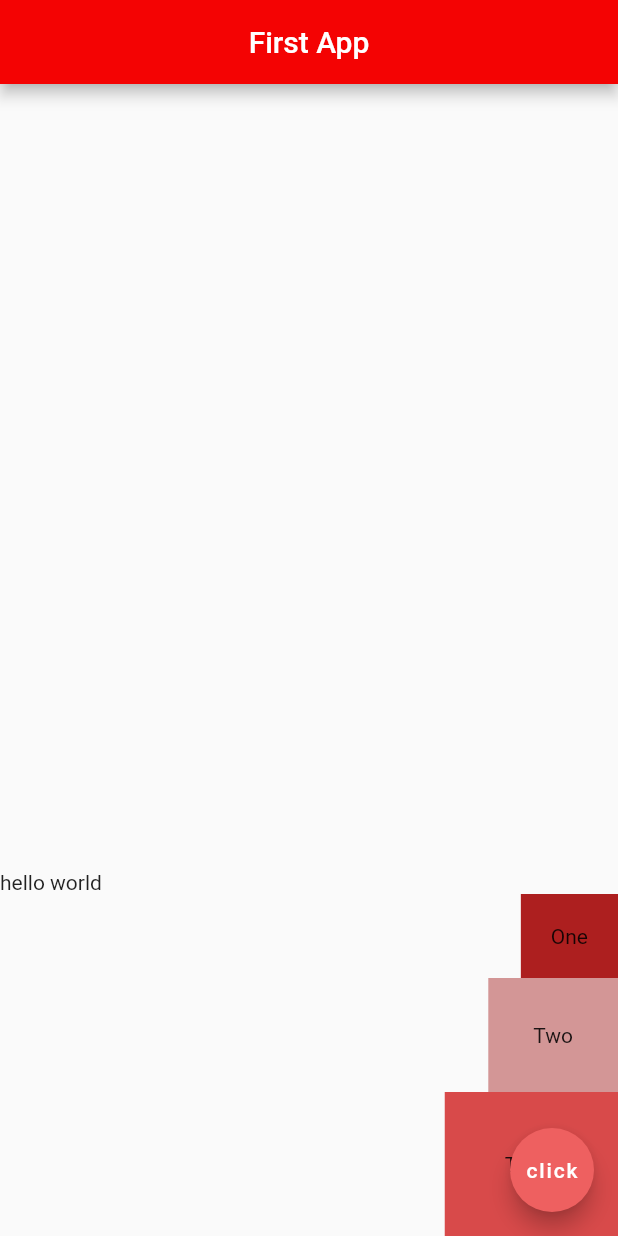
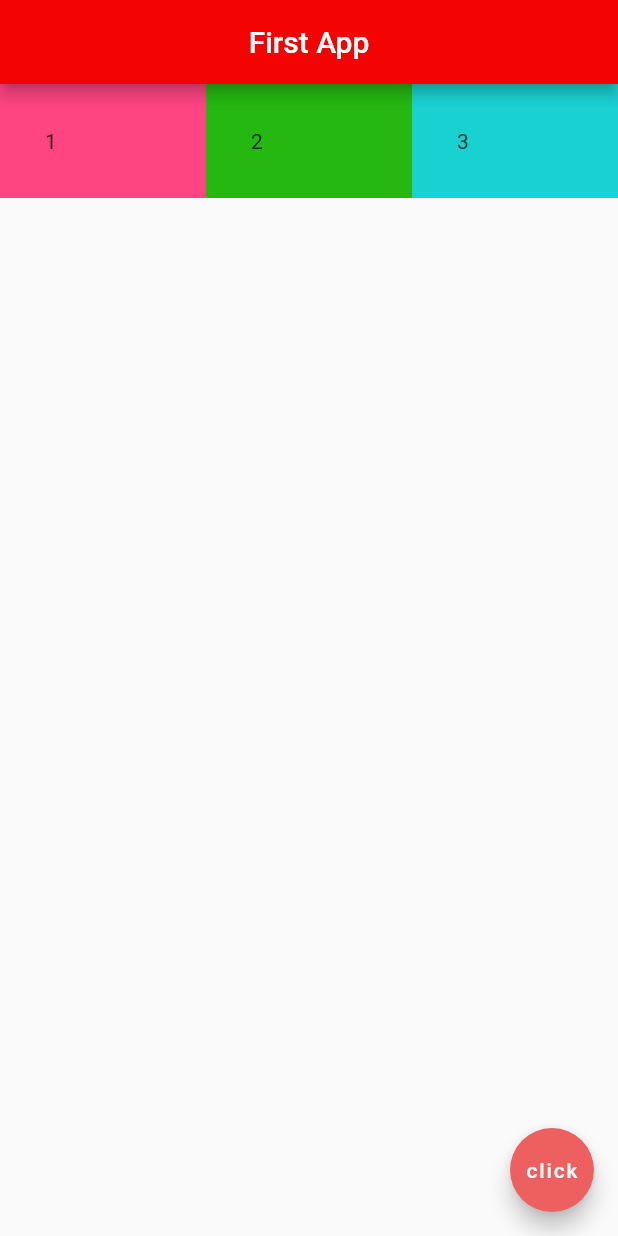
Before and after one commit to shubhsardana29/intro-flutter, a Flutter app: the screen it shows after launch, on a phone screen of 412 x 824 dp. Run offline on Flutter 3.47's test engine with Material 2 defaults, Android fonts, the phone set to English and light mode, and no system bars.

Commit message:
added expanded widget

```diff
--- a/flutter_application_1/lib/main.dart
+++ b/flutter_application_1/lib/main.dart
@@ -15,31 +15,29 @@ class Home extends StatelessWidget {
         centerTitle: true,
         backgroundColor: Color.fromARGB(255, 244, 3, 3),
       ),
-      body: Column(
-        mainAxisAlignment: MainAxisAlignment.end,
-        crossAxisAlignment: CrossAxisAlignment.end,
+      body: Row(
         children: <Widget>[
-          Row(
-            children: <Widget>[
-              Text("hello"),
-              Text(" world"),
-            ],
+          Expanded(
+            child: Container(
+              padding: EdgeInsets.all(30),
+              color: Color.fromARGB(255, 255, 68, 130),
+              child: Text("1"),
+            ),
           ),
-         Container(
-           padding:EdgeInsets.all(20),
-           color:Color.fromARGB(255, 173, 31, 31),
-           child: Text("One"),
-         ),
-         Container(
-           padding:EdgeInsets.all(30),
-           color:Color.fromARGB(255, 211, 150, 150),
-           child: Text("Two"),
-         ),
-         Container(
-           padding:EdgeInsets.all(40),
-           color:Color.fromARGB(255, 216, 74, 74),
-           child: Text("Three"),
-         ),
+          Expanded(
+            child: Container(
+              padding: EdgeInsets.all(30),
+              color: Color.fromARGB(255, 37, 184, 17),
+              child: Text("2"),
+            ),
+          ),
+          Expanded(
+            child: Container(
+              padding: EdgeInsets.all(30),
+              color: Color.fromARGB(255, 26, 209, 209),
+              child: Text("3"),
+            ),
+          ),
         ],
       ),
       floatingActionButton: FloatingActionButton(
```
